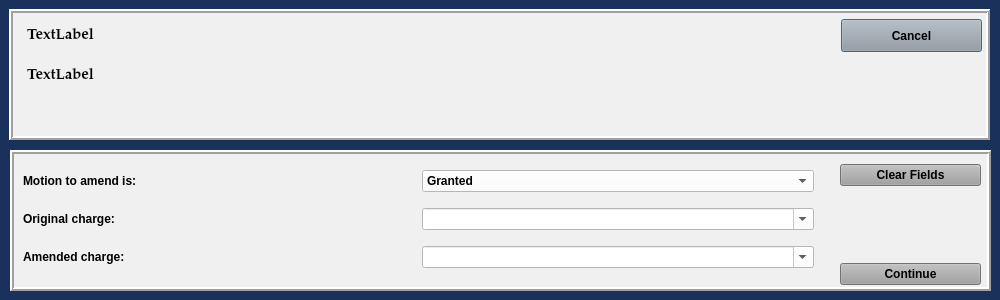
Before: the Qt Designer form resources/ui/AmendOffenseDialog.ui in HunterProgram22/MuniEntry, drawn with Qt 5.
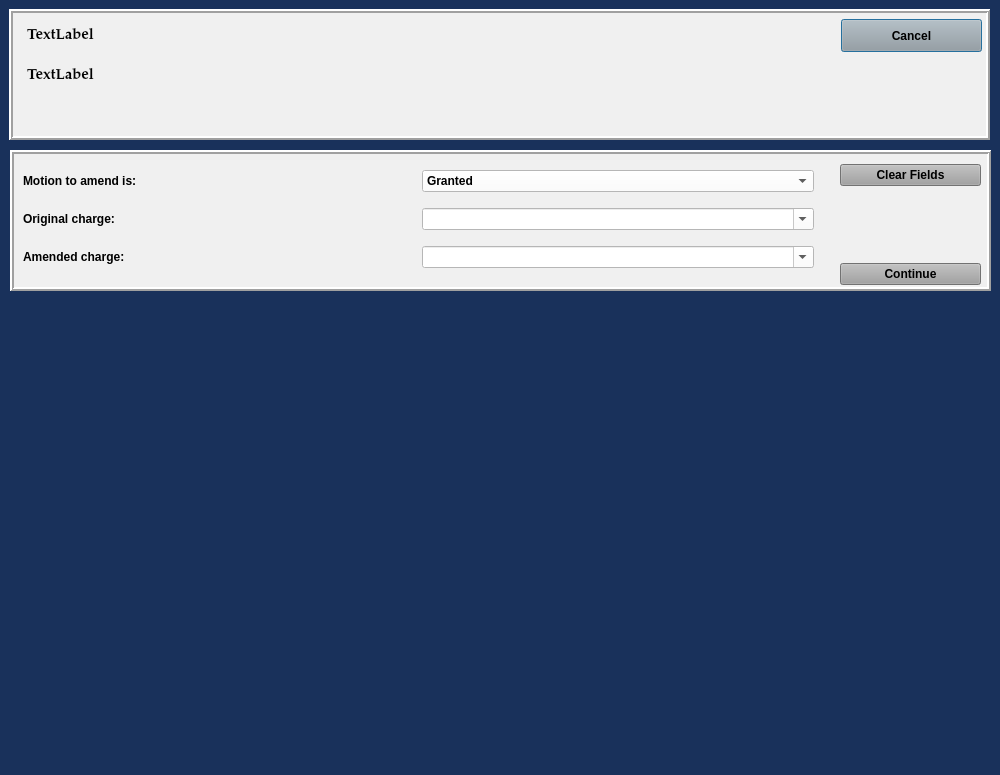
After: the same form once the commit is applied.

Diff of the .ui file:
```diff
--- a/resources/ui/AmendOffenseDialog.ui
+++ b/resources/ui/AmendOffenseDialog.ui
@@ -7,7 +7,7 @@
     <x>0</x>
     <y>0</y>
     <width>1000</width>
-    <height>300</height>
+    <height>775</height>
    </rect>
   </property>
   <property name="sizePolicy">
@@ -19,7 +19,7 @@
   <property name="minimumSize">
    <size>
     <width>1000</width>
-    <height>300</height>
+    <height>775</height>
    </size>
   </property>
   <property name="font">
```
